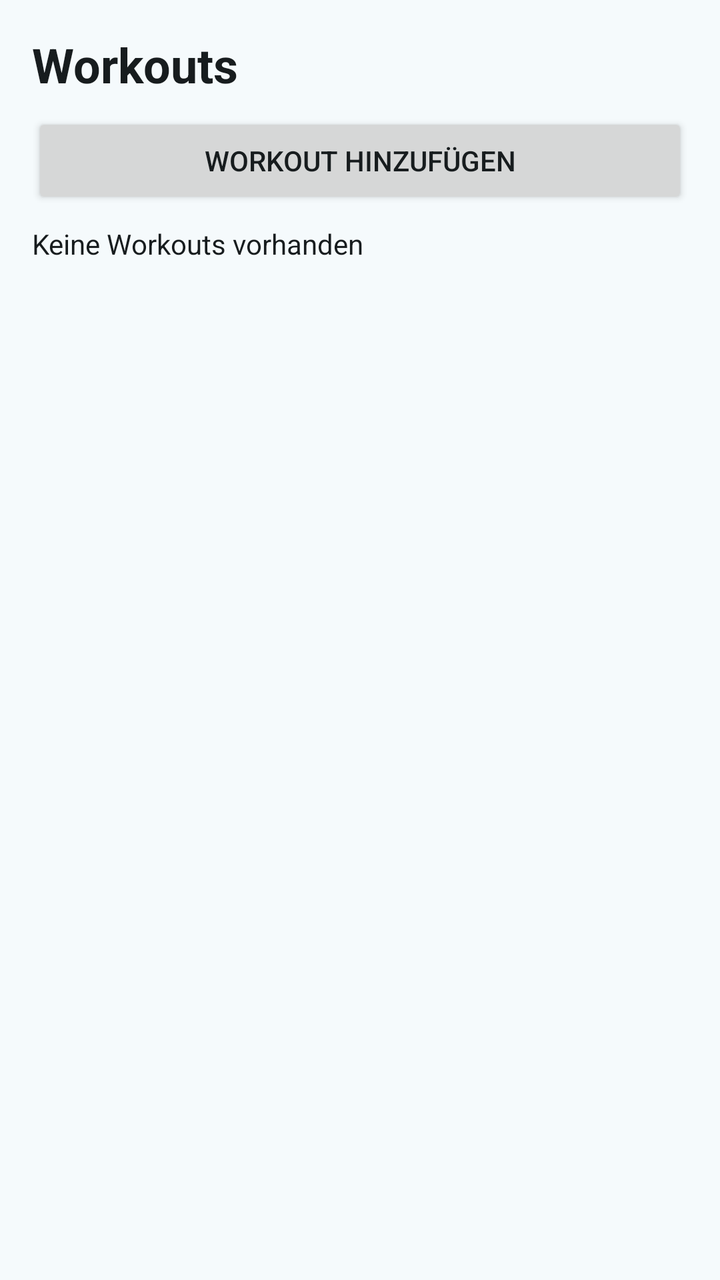
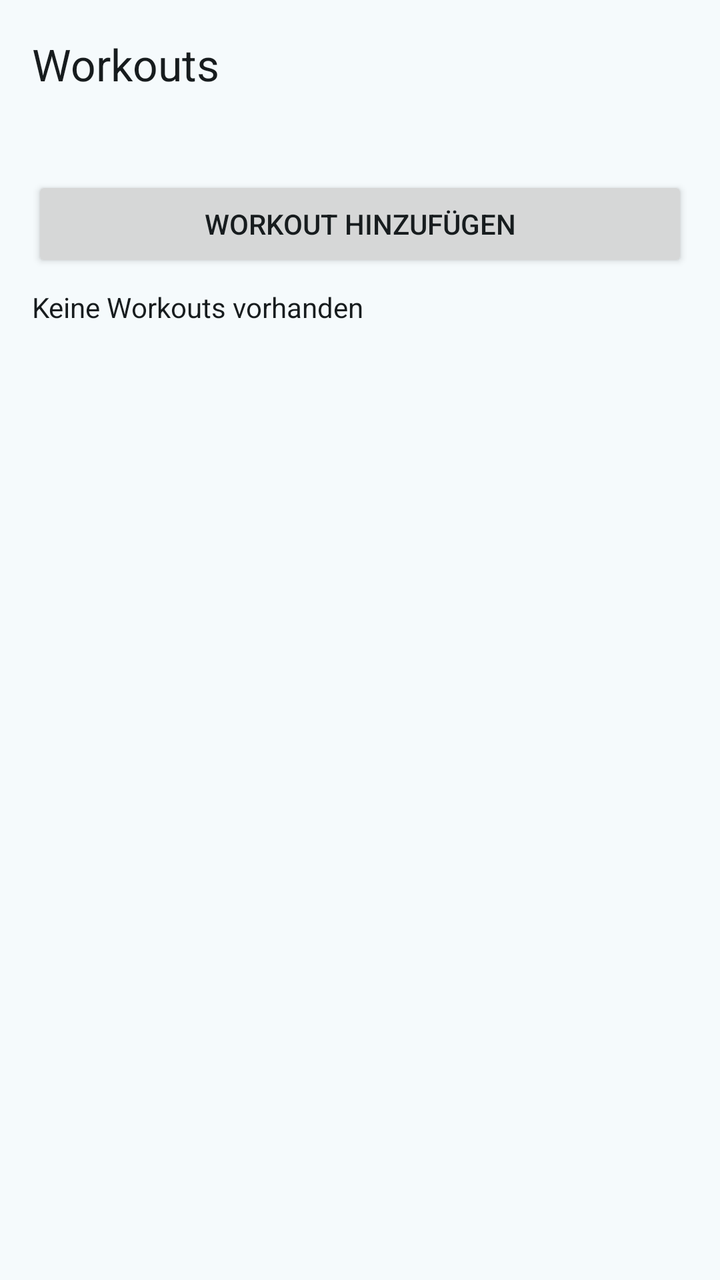

The first picture is an Android layout as it rendered before a commit; the second is the same layout after the commit. The layout source and the unified diff follow.
<!-- AndroidManifest.xml: application theme Theme.Workout -->
<!-- res/layout/fragment_workout_list.xml -->
<?xml version="1.0" encoding="utf-8"?>
<LinearLayout xmlns:android="http://schemas.android.com/apk/res/android"
    android:layout_width="match_parent"
    android:layout_height="match_parent"
    android:orientation="vertical"
    android:padding="16dp">

    <TextView
        android:layout_width="wrap_content"
        android:layout_height="wrap_content"
        android:text="Workouts"
        android:textSize="24sp"
        android:textStyle="bold"/>

    <Button
        android:id="@+id/btnAdd"
        android:layout_width="match_parent"
        android:layout_height="wrap_content"
        android:layout_marginTop="8dp"
        android:layout_marginBottom="8dp"
        android:text="Workout hinzufügen"/>

    <TextView
        android:id="@+id/txtEmpty"
        android:layout_width="wrap_content"
        android:layout_height="wrap_content"
        android:text="Keine Workouts vorhanden"/>

    <androidx.recyclerview.widget.RecyclerView
        android:id="@+id/recyclerWorkouts"
        android:layout_width="match_parent"
        android:layout_height="0dp"
        android:layout_weight="1"/>
</LinearLayout>
<!-- resources referenced by this layout -->
<resources>
  <style name="Theme.Workout" parent="Base.Theme.Workout" />
  <color name="primary">#00687A</color>
  <color name="on_primary">#FFFFFF</color>
  <color name="primary_container">#ACEDFF</color>
  <color name="on_primary_container">#001F26</color>
  <color name="primary_inverse">#84D2E7</color>
  <color name="secondary">#4B6269</color>
  <color name="on_secondary">#FFFFFF</color>
  <color name="secondary_container">#CEE7EF</color>
  <color name="on_secondary_container">#061F25</color>
  <color name="tertiary">#565D7E</color>
  <color name="on_tertiary">#FFFFFF</color>
  <color name="tertiary_container">#DDE1FF</color>
  <color name="on_tertiary_container">#131A37</color>
  <color name="error">#BA1A1A</color>
  <color name="on_error">#FFFFFF</color>
  <color name="error_container">#FFDAD6</color>
  <color name="on_error_container">#410002</color>
  <color name="surface">#F5FAFC</color>
  <color name="on_surface">#171C1E</color>
  <color name="surface_variant">#DBE4E7</color>
  <color name="on_surface_variant">#3F484B</color>
  <color name="surface_inverse">#2B3133</color>
  <color name="on_surface_inverse">#ECF2F4</color>
  <color name="surface_dim">#D5DBDD</color>
  <color name="surface_bright">#F5FAFC</color>
  <color name="surface_container_lowest">#FFFFFF</color>
  <color name="surface_container_low">#EFF4F7</color>
  <color name="surface_container">#E9EFF1</color>
  <color name="surface_container_high">#E3E9EB</color>
  <color name="surface_container_highest">#DEE3E6</color>
  <color name="outline">#70797C</color>
  <color name="outline_variant">#BFC8CB</color>
  <!-- unchanged entries left out for length: 1 -->
</resources>

<!-- the commit's change to res/layout/fragment_workout_list.xml (unified diff, before → after) -->
@@ -1,34 +1,40 @@
 <?xml version="1.0" encoding="utf-8"?>
 <LinearLayout xmlns:android="http://schemas.android.com/apk/res/android"
+    xmlns:app="http://schemas.android.com/apk/res-auto"
     android:layout_width="match_parent"
     android:layout_height="match_parent"
-    android:orientation="vertical"
-    android:padding="16dp">
+    android:orientation="vertical">
 
-    <TextView
-        android:layout_width="wrap_content"
-        android:layout_height="wrap_content"
-        android:text="Workouts"
-        android:textSize="24sp"
-        android:textStyle="bold"/>
+    <com.google.android.material.appbar.MaterialToolbar
+        android:id="@+id/toolbar"
+        android:layout_width="match_parent"
+        android:layout_height="?attr/actionBarSize"
+        app:title="@string/workouts"/>
 
-    <Button
-        android:id="@+id/btnAdd"
+    <LinearLayout
         android:layout_width="match_parent"
-        android:layout_height="wrap_content"
-        android:layout_marginTop="8dp"
-        android:layout_marginBottom="8dp"
-        android:text="Workout hinzufügen"/>
+        android:layout_height="match_parent"
+        android:orientation="vertical"
+        android:padding="16dp">
 
-    <TextView
-        android:id="@+id/txtEmpty"
-        android:layout_width="wrap_content"
-        android:layout_height="wrap_content"
-        android:text="Keine Workouts vorhanden"/>
+        <Button
+            android:id="@+id/btnAdd"
+            android:layout_width="match_parent"
+            android:layout_height="wrap_content"
+            android:layout_marginTop="8dp"
+            android:layout_marginBottom="8dp"
+            android:text="Workout hinzufügen"/>
 
-    <androidx.recyclerview.widget.RecyclerView
-        android:id="@+id/recyclerWorkouts"
-        android:layout_width="match_parent"
-        android:layout_height="0dp"
-        android:layout_weight="1"/>
+        <TextView
+            android:id="@+id/txtEmpty"
+            android:layout_width="wrap_content"
+            android:layout_height="wrap_content"
+            android:text="Keine Workouts vorhanden"/>
+
+        <androidx.recyclerview.widget.RecyclerView
+            android:id="@+id/recyclerWorkouts"
+            android:layout_width="match_parent"
+            android:layout_height="0dp"
+            android:layout_weight="1"/>
+    </LinearLayout>
 </LinearLayout>
<!-- resource entries referenced after the edit -->
@@ -1,5 +1,6 @@
 <!-- resources referenced by this layout -->
 <resources>
+  <string name="workouts">Workouts</string>
   <style name="Theme.Workout" parent="Base.Theme.Workout" />
   <color name="primary">#00687A</color>
   <color name="on_primary">#FFFFFF</color>
